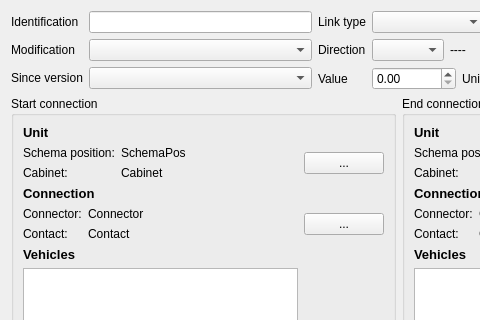
scandyna/multidiagtools, file tools/mdtcablelist/src/mdtClUnitLinkDialog.ui: the form before one commit; both pictures show x 0 to 480 and y 0 to 320 of the 797 by 534 pixel window.
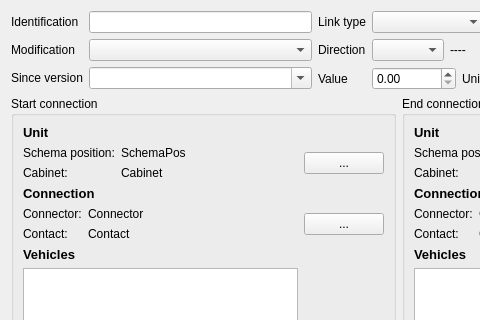
The form after the commit.

Patch:
```diff
--- a/tools/mdtcablelist/src/mdtClUnitLinkDialog.ui
+++ b/tools/mdtcablelist/src/mdtClUnitLinkDialog.ui
@@ -46,7 +46,11 @@
         </widget>
        </item>
        <item row="2" column="1">
-        <widget class="QComboBox" name="cbSinceVersion"/>
+        <widget class="QComboBox" name="cbSinceVersion">
+         <property name="editable">
+          <bool>true</bool>
+         </property>
+        </widget>
        </item>
       </layout>
      </item>
```
